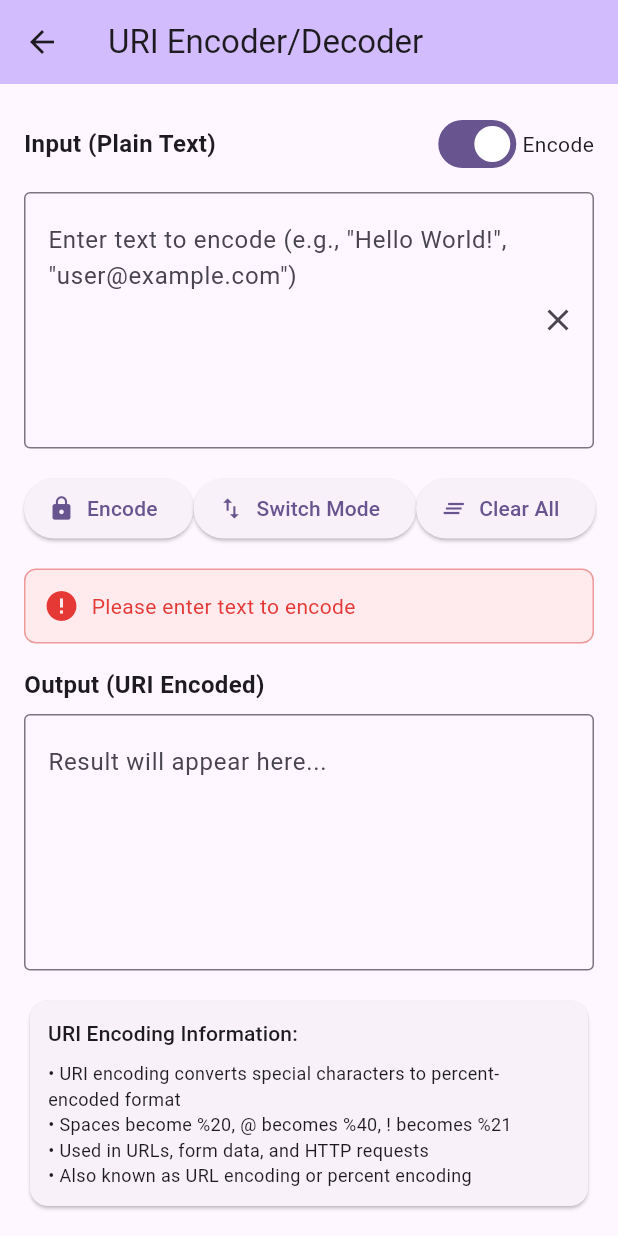
After one commit to sutanto1010/devtools, a Flutter app: the UriEncoderScreen screen opened directly, after a tap on "Encode", on a phone screen of 412 x 824 dp. The commit adds this screen. Run offline on Flutter 3.47's test engine with Material 3 defaults, Android fonts, the phone set to English and light mode, and no system bars; our stand-ins replace file_picker, package_info_plus, screenshot, sqflite; missing offline and left inert: encrypt, openpgp, tray_manager, window_manager; accounts and stored records are empty.

Commit message:
feat: add URI encoder/decoder screen
Implement a new screen for encoding and decoding URI components with input/output fields, mode switching, and error handling. Includes copy to clipboard functionality and informational section about URI encoding.

```diff
--- a/lib/main.dart
+++ b/lib/main.dart
@@ -27,6 +27,7 @@ import 'screens/basic_auth_screen.dart';
 import 'screens/chmod_calculator_screen.dart';
 import 'screens/unix_time_screen.dart';
 import 'screens/string_inspector_screen.dart';
+import 'screens/uri_encoder_screen.dart';
 import 'system_tray_manager.dart';
 
 void main() async {
@@ -239,6 +240,13 @@ class _MyHomePageState extends State<MyHomePage> with TickerProviderStateMixin {
       'title': 'String Inspector',
       'description': 'Get detailed information on strings and texts',
       'screen': const StringInspectorScreen(),
+    },
+    {
+      'id': 'uri_encoder',
+      'icon': Icons.link,
+      'title': 'URI Encoder/Decoder',
+      'description': 'Encode and decode URI (Uniform Resource Identifier) components',
+      'screen': const UriEncoderScreen(),
     },
   ];
 
--- /dev/null
+++ b/lib/screens/uri_encoder_screen.dart
@@ -0,0 +1,251 @@
+import 'package:flutter/material.dart';
+import 'package:flutter/services.dart';
+
+class UriEncoderScreen extends StatefulWidget {
+  const UriEncoderScreen({super.key});
+
+  @override
+  State<UriEncoderScreen> createState() => _UriEncoderScreenState();
+}
+
+class _UriEncoderScreenState extends State<UriEncoderScreen> {
+  final TextEditingController _inputController = TextEditingController();
+  final TextEditingController _outputController = TextEditingController();
+  String _errorMessage = '';
+  bool _isEncoding = true;
+
+  void _processUri() {
+    setState(() {
+      _errorMessage = '';
+      _outputController.clear();
+    });
+
+    try {
+      final input = _inputController.text.trim();
+      if (input.isEmpty) {
+        setState(() {
+          _errorMessage = 'Please enter text to ${_isEncoding ? 'encode' : 'decode'}';
+        });
+        return;
+      }
+
+      String result;
+      if (_isEncoding) {
+        // Encode URI
+        result = Uri.encodeComponent(input);
+      } else {
+        // Decode URI
+        result = Uri.decodeComponent(input);
+      }
+
+      setState(() {
+        _outputController.text = result;
+      });
+    } catch (e) {
+      setState(() {
+        _errorMessage = 'Error ${_isEncoding ? 'encoding' : 'decoding'}: ${e.toString()}';
+      });
+    }
+  }
+
+  void _clearAll() {
+    setState(() {
+      _inputController.clear();
+      _outputController.clear();
+      _errorMessage = '';
+    });
+  }
+
+  void _switchMode() {
+    setState(() {
+      _isEncoding = !_isEncoding;
+      _errorMessage = '';
+      // Optionally swap input and output
+      final temp = _inputController.text;
+      _inputController.text = _outputController.text;
+      _outputController.text = temp;
+    });
+  }
+
+  void _copyToClipboard(String text) {
+    if (text.isNotEmpty) {
+      Clipboard.setData(ClipboardData(text: text));
+      ScaffoldMessenger.of(context).showSnackBar(
+        const SnackBar(
+          content: Text('Copied to clipboard'),
+          duration: Duration(seconds: 2),
+        ),
+      );
+    }
+  }
+
+  @override
+  Widget build(BuildContext context) {
+    return Scaffold(
+      appBar: AppBar(
+        title: const Text('URI Encoder/Decoder'),
+        backgroundColor: Theme.of(context).colorScheme.inversePrimary,
+      ),
+      body: Padding(
+        padding: const EdgeInsets.all(16.0),
+        child: Column(
+          crossAxisAlignment: CrossAxisAlignment.stretch,
+          children: [
+            Row(
+              children: [
+                Expanded(
+                  child: Text(
+                    'Input ${_isEncoding ? '(Plain Text)' : '(URI Encoded)'}' ,
+                    style: const TextStyle(fontSize: 16, fontWeight: FontWeight.bold),
+                  ),
+                ),
+                Switch(
+                  value: _isEncoding,
+                  onChanged: (value) {
+                    setState(() {
+                      _isEncoding = value;
+                      _errorMessage = '';
+                    });
+                  },
+                ),
+                Text(_isEncoding ? 'Encode' : 'Decode'),
+              ],
+            ),
+            const SizedBox(height: 8),
+            Expanded(
+              flex: 2,
+              child: TextField(
+                controller: _inputController,
+                maxLines: null,
+                expands: true,
+                textAlignVertical: TextAlignVertical.top,
+                decoration: InputDecoration(
+                  hintText: _isEncoding
+                      ? 'Enter text to encode (e.g., "Hello World!", "user@example.com")'
+                      : 'Enter URI encoded text to decode (e.g., "Hello%20World%21", "user%40example.com")',
+                  border: const OutlineInputBorder(),
+                  suffixIcon: IconButton(
+                    icon: const Icon(Icons.clear),
+                    onPressed: () => _inputController.clear(),
+                  ),
+                ),
+                onChanged: (value) {
+                  if (_errorMessage.isNotEmpty) {
+                    setState(() {
+                      _errorMessage = '';
+                    });
+                  }
+                },
+              ),
+            ),
+            const SizedBox(height: 16),
+            Row(
+              mainAxisAlignment: MainAxisAlignment.spaceEvenly,
+              children: [
+                ElevatedButton.icon(
+                  onPressed: _processUri,
+                  icon: Icon(_isEncoding ? Icons.lock : Icons.lock_open),
+                  label: Text(_isEncoding ? 'Encode' : 'Decode'),
+                ),
+                ElevatedButton.icon(
+                  onPressed: _switchMode,
+                  icon: const Icon(Icons.swap_vert),
+                  label: const Text('Switch Mode'),
+                ),
+                ElevatedButton.icon(
+                  onPressed: _clearAll,
+                  icon: const Icon(Icons.clear_all),
+                  label: const Text('Clear All'),
+                ),
+              ],
+            ),
+            const SizedBox(height: 16),
+            if (_errorMessage.isNotEmpty)
+              Container(
+                padding: const EdgeInsets.all(12),
+                decoration: BoxDecoration(
+                  color: Colors.red.shade50,
+                  border: Border.all(color: Colors.red.shade200),
+                  borderRadius: BorderRadius.circular(8),
+                ),
+                child: Row(
+                  children: [
+                    Icon(Icons.error, color: Colors.red.shade600),
+                    const SizedBox(width: 8),
+                    Expanded(
+                      child: Text(
+                        _errorMessage,
+                        style: TextStyle(color: Colors.red.shade600),
+                      ),
+                    ),
+                  ],
+                ),
+              ),
+            if (_errorMessage.isNotEmpty) const SizedBox(height: 16),
+            Row(
+              children: [
+                Expanded(
+                  child: Text(
+                    'Output ${_isEncoding ? '(URI Encoded)' : '(Plain Text)'}',
+                    style: const TextStyle(fontSize: 16, fontWeight: FontWeight.bold),
+                  ),
+                ),
+                if (_outputController.text.isNotEmpty)
+                  IconButton(
+                    icon: const Icon(Icons.copy),
+                    onPressed: () => _copyToClipboard(_outputController.text),
+                    tooltip: 'Copy to clipboard',
+                  ),
+              ],
+            ),
+            const SizedBox(height: 8),
+            Expanded(
+              flex: 2,
+              child: TextField(
+                controller: _outputController,
+                maxLines: null,
+                expands: true,
+                readOnly: true,
+                textAlignVertical: TextAlignVertical.top,
+                decoration: const InputDecoration(
+                  border: OutlineInputBorder(),
+                  hintText: 'Result will appear here...',
+                ),
+              ),
+            ),
+            const SizedBox(height: 16),
+            Card(
+              child: Padding(
+                padding: const EdgeInsets.all(12.0),
+                child: Column(
+                  crossAxisAlignment: CrossAxisAlignment.start,
+                  children: [
+                    Text(
+                      'URI Encoding Information:',
+                      style: Theme.of(context).textTheme.titleSmall,
+                    ),
+                    const SizedBox(height: 8),
+                    const Text(
+                      '• URI encoding converts special characters to percent-encoded format\n'
+                      '• Spaces become %20, @ becomes %40, ! becomes %21\n'
+                      '• Used in URLs, form data, and HTTP requests\n'
+                      '• Also known as URL encoding or percent encoding',
+                      style: TextStyle(fontSize: 12),
+                    ),
+                  ],
+                ),
+              ),
+            ),
+          ],
+        ),
+      ),
+    );
+  }
+
+  @override
+  void dispose() {
+    _inputController.dispose();
+    _outputController.dispose();
+    super.dispose();
+  }
+}
```
